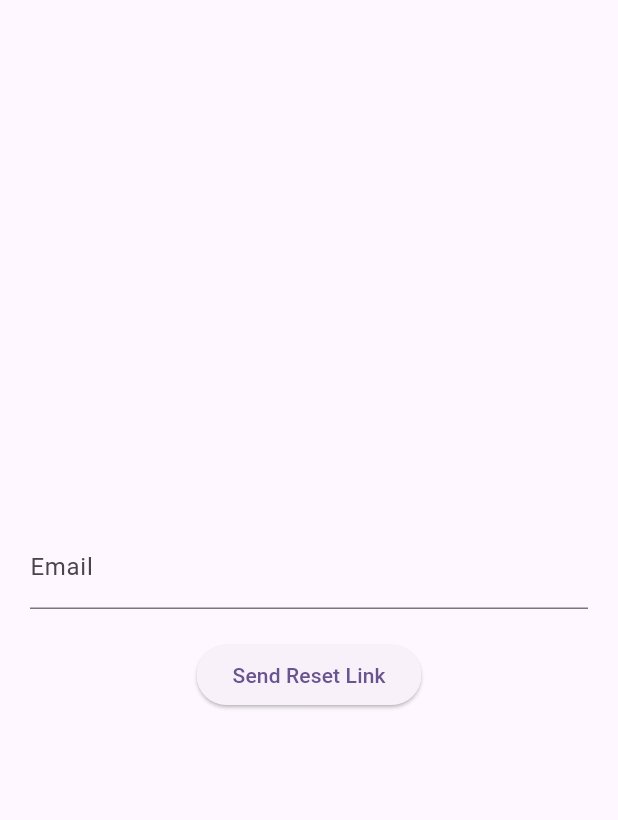
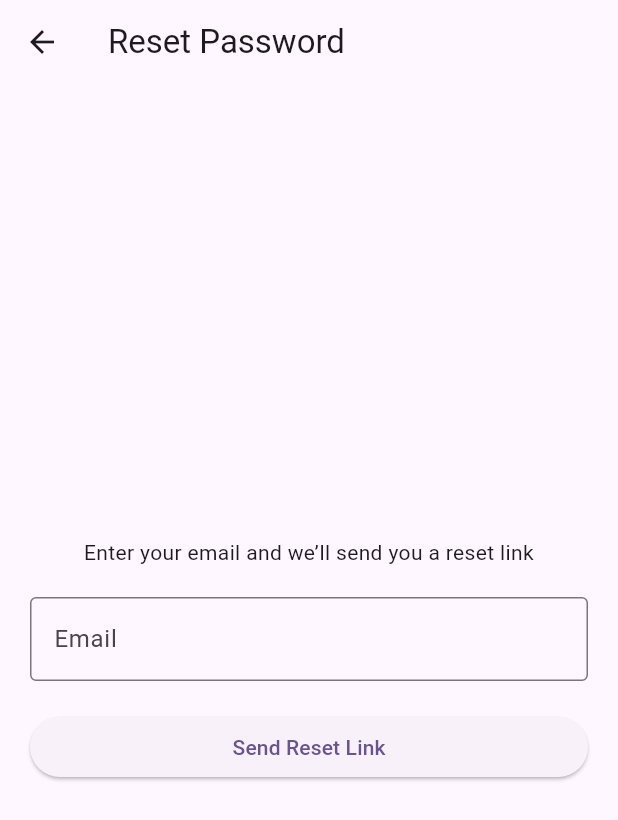
Before and after one commit to elishabhatti/city_exploration_app, a Flutter app: the screen it shows after launch, after a tap on "Forgot Password?", on a phone screen of 412 x 824 dp. Shown: the top 820 px of the screen. Run offline on Flutter 3.47's test engine with Material 3 defaults, Android fonts, the phone set to English and light mode, and no system bars; our stand-ins replace cloud_firestore, firebase_auth, firebase_core; accounts and stored records are empty.

Commit message:
refactor: added reset password feature

```diff
--- a/lib/screens/forgot_password_screen.dart
+++ /dev/null
@@ -1,53 +0,0 @@
-import 'package:flutter/material.dart';
-import '../services/auth_service.dart';
-
-class ForgotPasswordScreen extends StatefulWidget {
-  const ForgotPasswordScreen({super.key});
-
-  @override
-  State<ForgotPasswordScreen> createState() =>
-      _ForgotPasswordScreenState();
-}
-
-class _ForgotPasswordScreenState extends State<ForgotPasswordScreen> {
-  final emailController = TextEditingController();
-
-  Future<void> resetPassword() async {
-    try {
-      await AuthService().resetPassword(
-        emailController.text.trim(),
-      );
-
-      ScaffoldMessenger.of(context).showSnackBar(
-        const SnackBar(content: Text("Reset Email Sent")),
-      );
-    } catch (e) {
-      ScaffoldMessenger.of(context).showSnackBar(
-        SnackBar(content: Text("Failed: $e")),
-      );
-    }
-  }
-
-  @override
-  Widget build(BuildContext context) {
-    return Scaffold(
-      body: Padding(
-        padding: const EdgeInsets.all(20),
-        child: Column(
-          mainAxisAlignment: MainAxisAlignment.center,
-          children: [
-            TextField(
-              controller: emailController,
-              decoration: const InputDecoration(labelText: "Email"),
-            ),
-            const SizedBox(height: 20),
-            ElevatedButton(
-              onPressed: resetPassword,
-              child: const Text("Send Reset Link"),
-            ),
-          ],
-        ),
-      ),
-    );
-  }
-}
--- a/lib/screens/login_screen.dart
+++ b/lib/screens/login_screen.dart
@@ -1,7 +1,7 @@
 import 'package:flutter/material.dart';
 import '../services/auth_service.dart';
 import 'register_screen.dart';
-import 'forgot_password_screen.dart';
+import 'password_reset_screen.dart';
 
 class LoginScreen extends StatefulWidget {
   const LoginScreen({super.key});
@@ -21,9 +21,9 @@ class _LoginScreenState extends State<LoginScreen> {
         password: passwordController.text.trim(),
       );
     } catch (e) {
-      ScaffoldMessenger.of(context).showSnackBar(
-        SnackBar(content: Text("Login Failed: $e")),
-      );
+      ScaffoldMessenger.of(
+        context,
+      ).showSnackBar(SnackBar(content: Text("Login Failed: $e")));
     }
   }
 
@@ -45,10 +45,7 @@ class _LoginScreenState extends State<LoginScreen> {
               decoration: const InputDecoration(labelText: "Password"),
             ),
             const SizedBox(height: 20),
-            ElevatedButton(
-              onPressed: login,
-              child: const Text("Login"),
-            ),
+            ElevatedButton(onPressed: login, child: const Text("Login")),
             TextButton(
               onPressed: () {
                 Navigator.push(
@@ -63,7 +60,7 @@ class _LoginScreenState extends State<LoginScreen> {
                 Navigator.push(
                   context,
                   MaterialPageRoute(
-                    builder: (_) => const ForgotPasswordScreen(),
+                    builder: (_) => const ResetPasswordScreen(),
                   ),
                 );
               },
--- /dev/null
+++ b/lib/screens/password_reset_screen.dart
@@ -0,0 +1,92 @@
+import 'package:flutter/material.dart';
+import '../services/auth_service.dart';
+
+class ResetPasswordScreen extends StatefulWidget {
+  const ResetPasswordScreen({super.key});
+
+  @override
+  State<ResetPasswordScreen> createState() => _ResetPasswordScreenState();
+}
+
+class _ResetPasswordScreenState extends State<ResetPasswordScreen> {
+  final emailController = TextEditingController();
+  bool loading = false;
+
+  Future<void> resetPassword() async {
+    final email = emailController.text.trim();
+
+    if (email.isEmpty) {
+      ScaffoldMessenger.of(
+        context,
+      ).showSnackBar(const SnackBar(content: Text("Enter your email first")));
+      return;
+    }
+
+    setState(() => loading = true);
+
+    try {
+      await AuthService().resetPassword(email);
+
+      ScaffoldMessenger.of(context).showSnackBar(
+        const SnackBar(content: Text("Reset email sent successfully")),
+      );
+    } catch (e) {
+      ScaffoldMessenger.of(
+        context,
+      ).showSnackBar(SnackBar(content: Text(e.toString())));
+    }
+
+    setState(() => loading = false);
+  }
+
+  @override
+  void dispose() {
+    emailController.dispose();
+    super.dispose();
+  }
+
+  @override
+  Widget build(BuildContext context) {
+    return Scaffold(
+      appBar: AppBar(title: const Text("Reset Password")),
+      body: Padding(
+        padding: const EdgeInsets.all(20),
+        child: Column(
+          mainAxisAlignment: MainAxisAlignment.center,
+          children: [
+            const Text(
+              "Enter your email and we’ll send you a reset link",
+              textAlign: TextAlign.center,
+            ),
+            const SizedBox(height: 20),
+
+            TextField(
+              controller: emailController,
+              keyboardType: TextInputType.emailAddress,
+              decoration: const InputDecoration(
+                labelText: "Email",
+                border: OutlineInputBorder(),
+              ),
+            ),
+
+            const SizedBox(height: 20),
+
+            SizedBox(
+              width: double.infinity,
+              child: ElevatedButton(
+                onPressed: loading ? null : resetPassword,
+                child: loading
+                    ? const SizedBox(
+                        height: 18,
+                        width: 18,
+                        child: CircularProgressIndicator(strokeWidth: 2),
+                      )
+                    : const Text("Send Reset Link"),
+              ),
+            ),
+          ],
+        ),
+      ),
+    );
+  }
+}
--- a/lib/services/auth_service.dart
+++ b/lib/services/auth_service.dart
@@ -32,7 +32,17 @@ class AuthService {
   }
 
   Future<void> resetPassword(String email) async {
-    await _auth.sendPasswordResetEmail(email: email);
+    final cleanEmail = email.trim();
+
+    if (cleanEmail.isEmpty) {
+      throw Exception("Email is required");
+    }
+
+    try {
+      await _auth.sendPasswordResetEmail(email: cleanEmail);
+    } on FirebaseAuthException catch (e) {
+      throw Exception(e.message ?? "Reset failed");
+    }
   }
 
   Future<void> logout() async {
```
